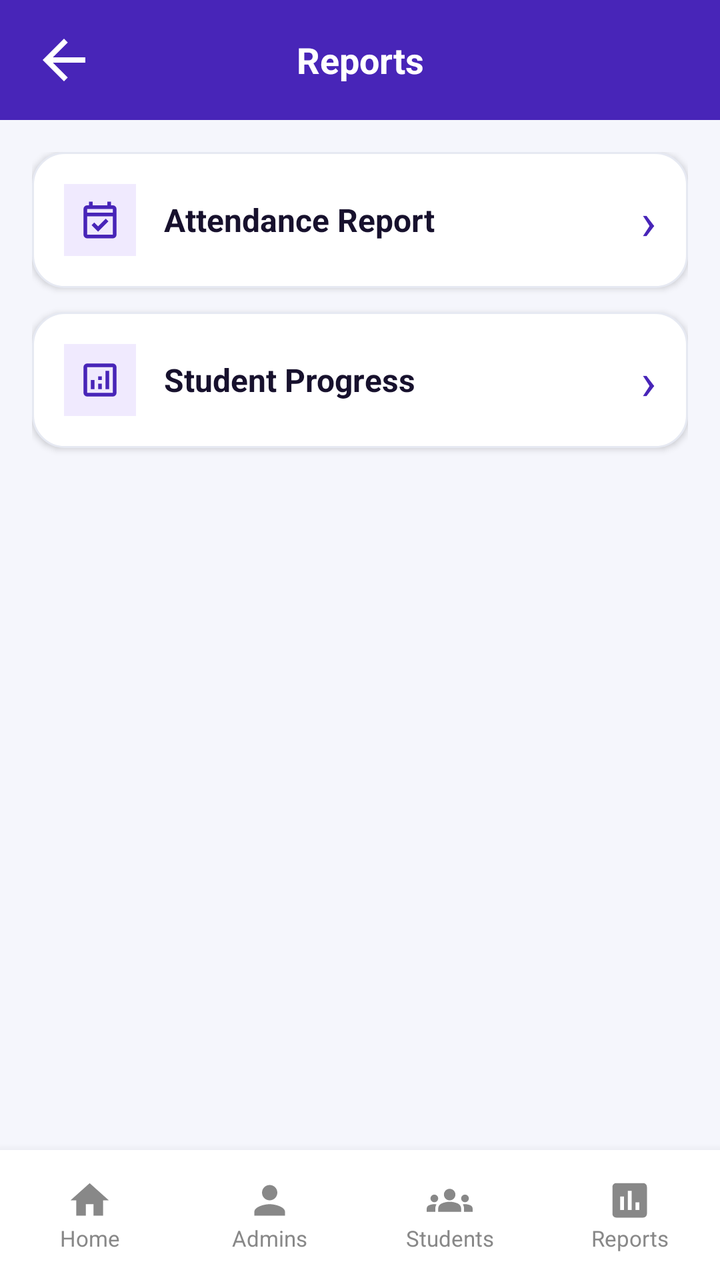
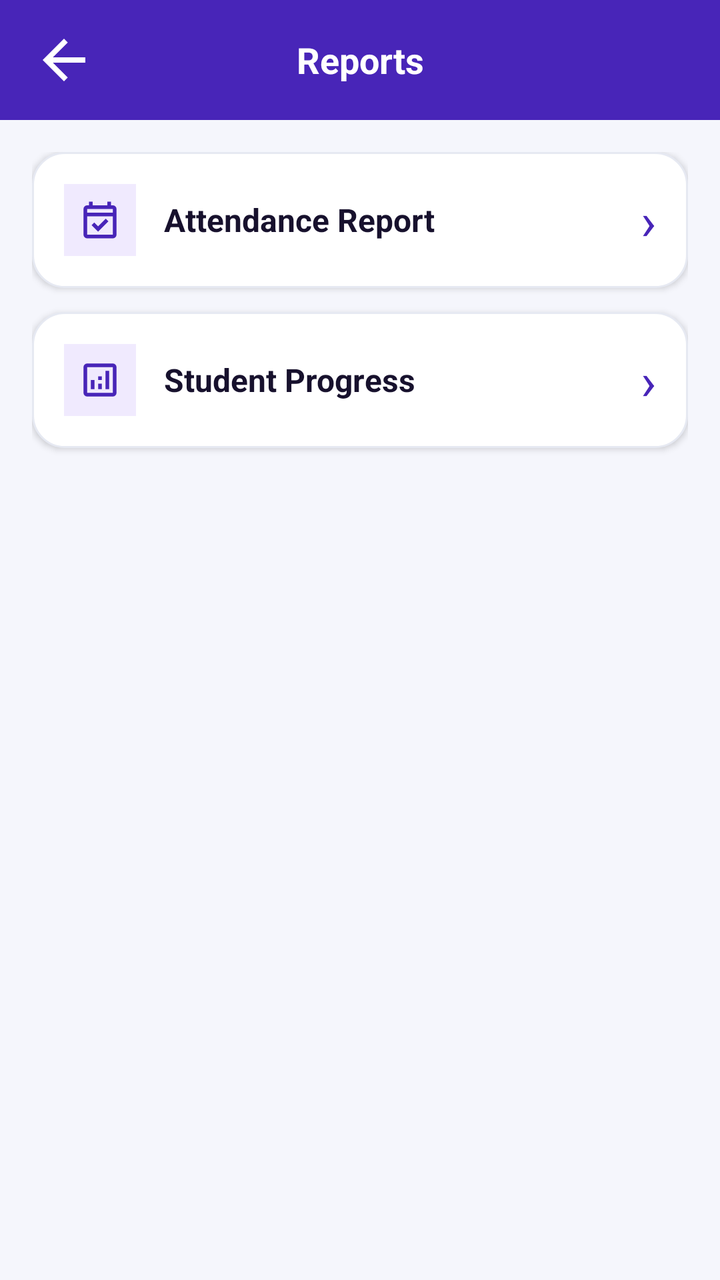

The first picture is an Android layout as it rendered before a commit; the second is the same layout after the commit. The layout source and the unified diff follow.
<!-- AndroidManifest.xml: application theme Theme.TrackPoint -->
<!-- res/layout/activity_staff_reports.xml -->
<?xml version="1.0" encoding="utf-8"?>

<LinearLayout xmlns:android="http://schemas.android.com/apk/res/android"
    xmlns:app="http://schemas.android.com/apk/res-auto"
    android:id="@+id/main"
    android:layout_width="match_parent"
    android:layout_height="match_parent"
    android:orientation="vertical"
    android:background="#4825B8"
    android:fitsSystemWindows="true">

    
    <LinearLayout
        android:layout_width="match_parent"
        android:layout_height="60dp"
        android:orientation="horizontal"
        android:gravity="center_vertical"
        android:paddingStart="16dp"
        android:paddingEnd="16dp"
        android:background="#4825B8">

        <ImageView
            android:id="@+id/btnBack"
            android:layout_width="32dp"
            android:layout_height="32dp"
            android:src="@drawable/back_symbol"
            app:tint="@color/white"
            android:contentDescription="Back" />

        <TextView
            android:layout_width="0dp"
            android:layout_height="wrap_content"
            android:layout_weight="1"
            android:text="Reports"
            android:textColor="@color/white"
            android:textSize="18sp"
            android:textStyle="bold"
            android:gravity="center" />

        <View
            android:layout_width="32dp"
            android:layout_height="32dp" />

    </LinearLayout>

    
    <ScrollView
        android:layout_width="match_parent"
        android:layout_height="0dp"
        android:layout_weight="1"
        android:fillViewport="true"
        android:background="#F5F6FC">

        <LinearLayout
            android:layout_width="match_parent"
            android:layout_height="wrap_content"
            android:orientation="vertical"
            android:padding="16dp">

            
            <LinearLayout
                android:id="@+id/cardAttendanceReport"
                android:layout_width="match_parent"
                android:layout_height="68dp"
                android:orientation="horizontal"
                android:gravity="center_vertical"
                android:background="@drawable/action_card"
                android:elevation="2dp"
                android:paddingStart="16dp"
                android:paddingEnd="16dp"
                android:layout_marginBottom="12dp"
                android:clickable="true"
                android:focusable="true">

                <ImageView
                    android:layout_width="36dp"
                    android:layout_height="36dp"
                    android:padding="7dp"
                    android:background="#F0EAFE"
                    android:src="@drawable/attendance_symbol"
                    app:tint="#4825B8"
                    android:contentDescription="Attendance Report" />

                <TextView
                    android:layout_width="0dp"
                    android:layout_height="wrap_content"
                    android:layout_weight="1"
                    android:text="Attendance Report"
                    android:textSize="16sp"
                    android:textStyle="bold"
                    android:textColor="#17112D"
                    android:paddingStart="14dp" />

                <TextView
                    android:layout_width="wrap_content"
                    android:layout_height="wrap_content"
                    android:text="›"
                    android:textSize="26sp"
                    android:textColor="#4825B8" />

            </LinearLayout>

            
            <LinearLayout
                android:id="@+id/cardProgressReport"
                android:layout_width="match_parent"
                android:layout_height="68dp"
                android:orientation="horizontal"
                android:gravity="center_vertical"
                android:background="@drawable/action_card"
                android:elevation="2dp"
                android:paddingStart="16dp"
                android:paddingEnd="16dp"
                android:layout_marginBottom="12dp"
                android:clickable="true"
                android:focusable="true">

                <ImageView
                    android:layout_width="36dp"
                    android:layout_height="36dp"
                    android:padding="7dp"
                    android:background="#F0EAFE"
                    android:src="@drawable/progress_symbol"
                    app:tint="#4825B8"
                    android:contentDescription="Student Progress" />

                <TextView
                    android:layout_width="0dp"
                    android:layout_height="wrap_content"
                    android:layout_weight="1"
                    android:text="Student Progress"
                    android:textSize="16sp"
                    android:textStyle="bold"
                    android:textColor="#17112D"
                    android:paddingStart="14dp" />

                <TextView
                    android:layout_width="wrap_content"
                    android:layout_height="wrap_content"
                    android:text="›"
                    android:textSize="26sp"
                    android:textColor="#4825B8" />

            </LinearLayout>

        </LinearLayout>

    </ScrollView>

    
    <include
        layout="@layout/view_staff_admin_bottom_navigation" />

</LinearLayout>
<!-- res/layout/view_staff_admin_bottom_navigation.xml (included above) -->
<?xml version="1.0" encoding="utf-8"?>

<LinearLayout xmlns:android="http://schemas.android.com/apk/res/android"
    android:layout_width="match_parent"
    android:layout_height="65dp"
    android:orientation="horizontal"
    android:gravity="center"
    android:background="@color/white"
    android:elevation="8dp">

    <LinearLayout
        android:id="@+id/navHome"
        android:layout_width="0dp"
        android:layout_height="match_parent"
        android:layout_weight="1"
        android:orientation="vertical"
        android:gravity="center"
        android:clickable="true"
        android:focusable="true">

        <ImageView
            android:id="@+id/iconHome"
            android:layout_width="23dp"
            android:layout_height="23dp"
            android:src="@drawable/ic_staff_home"
            android:tint="#888888" />

        <TextView
            android:id="@+id/textHome"
            android:layout_width="wrap_content"
            android:layout_height="wrap_content"
            android:text="Home"
            android:textSize="11sp"
            android:textColor="#888888" />
    </LinearLayout>

    <LinearLayout
        android:id="@+id/navAdmins"
        android:layout_width="0dp"
        android:layout_height="match_parent"
        android:layout_weight="1"
        android:orientation="vertical"
        android:gravity="center"
        android:clickable="true"
        android:focusable="true">

        <ImageView
            android:id="@+id/iconAdmins"
            android:layout_width="23dp"
            android:layout_height="23dp"
            android:src="@drawable/ic_staff_admins"
            android:tint="#888888" />

        <TextView
            android:id="@+id/textAdmins"
            android:layout_width="wrap_content"
            android:layout_height="wrap_content"
            android:text="Admins"
            android:textSize="11sp"
            android:textColor="#888888" />
    </LinearLayout>

    <LinearLayout
        android:id="@+id/navStudents"
        android:layout_width="0dp"
        android:layout_height="match_parent"
        android:layout_weight="1"
        android:orientation="vertical"
        android:gravity="center"
        android:clickable="true"
        android:focusable="true">

        <ImageView
            android:id="@+id/iconStudents"
            android:layout_width="23dp"
            android:layout_height="23dp"
            android:src="@drawable/ic_staff_students"
            android:tint="#888888" />

        <TextView
            android:id="@+id/textStudents"
            android:layout_width="wrap_content"
            android:layout_height="wrap_content"
            android:text="Students"
            android:textSize="11sp"
            android:textColor="#888888" />
    </LinearLayout>

    <LinearLayout
        android:id="@+id/navReports"
        android:layout_width="0dp"
        android:layout_height="match_parent"
        android:layout_weight="1"
        android:orientation="vertical"
        android:gravity="center"
        android:clickable="true"
        android:focusable="true">

        <ImageView
            android:id="@+id/iconReports"
            android:layout_width="23dp"
            android:layout_height="23dp"
            android:src="@drawable/ic_staff_reports"
            android:tint="#888888" />

        <TextView
            android:id="@+id/textReports"
            android:layout_width="wrap_content"
            android:layout_height="wrap_content"
            android:text="Reports"
            android:textSize="11sp"
            android:textColor="#888888" />
    </LinearLayout>

</LinearLayout>
<!-- resources referenced by this layout -->
<resources>
  <color name="white">#FFFFFFFF</color>
  <!-- drawable action_card (drawable) -->
  <shape xmlns:android="http://schemas.android.com/apk/res/android">
      <solid android:color="#FFFFFF"/>
      <stroke android:width="1dp" android:color="#E6E9F2"/>
      <corners android:radius="16dp"/>
  </shape>
  <!-- drawable back_symbol (drawable) -->
  <vector xmlns:android="http://schemas.android.com/apk/res/android" android:autoMirrored="true" android:height="24dp" android:tint="#000000" android:viewportHeight="24" android:viewportWidth="24" android:width="24dp">
        
      <path android:fillColor="@android:color/white" android:pathData="M20,11H7.83l5.59,-5.59L12,4l-8,8 8,8 1.41,-1.41L7.83,13H20v-2z"/>
      
  </vector>
  <!-- drawable ic_staff_admins (drawable) -->
  <vector xmlns:android="http://schemas.android.com/apk/res/android" android:height="24dp" android:tint="#000000" android:viewportHeight="24" android:viewportWidth="24" android:width="24dp">
        
      <path android:fillColor="@android:color/white" android:pathData="M12,12c2.21,0 4,-1.79 4,-4s-1.79,-4 -4,-4 -4,1.79 -4,4 1.79,4 4,4zM12,14c-2.67,0 -8,1.34 -8,4v2h16v-2c0,-2.66 -5.33,-4 -8,-4z"/>
      
  </vector>
  <!-- drawable ic_staff_home (drawable) -->
  <vector xmlns:android="http://schemas.android.com/apk/res/android" android:height="24dp" android:tint="#000000" android:viewportHeight="24" android:viewportWidth="24" android:width="24dp">
        
      <path android:fillColor="@android:color/white" android:pathData="M10,20v-6h4v6h5v-8h3L12,3 2,12h3v8z"/>
      
  </vector>
  <!-- drawable ic_staff_reports (drawable) -->
  <vector xmlns:android="http://schemas.android.com/apk/res/android" android:height="24dp" android:tint="#000000" android:viewportHeight="24" android:viewportWidth="24" android:width="24dp">
        
      <path android:fillColor="@android:color/white" android:pathData="M19,3L5,3c-1.1,0 -2,0.9 -2,2v14c0,1.1 0.9,2 2,2h14c1.1,0 2,-0.9 2,-2L21,5c0,-1.1 -0.9,-2 -2,-2zM9,17L7,17v-7h2v7zM13,17h-2L11,7h2v10zM17,17h-2v-4h2v4z"/>
      
  </vector>
  <!-- drawable ic_staff_students (drawable) -->
  <vector xmlns:android="http://schemas.android.com/apk/res/android" android:height="24dp" android:tint="#000000" android:viewportHeight="24" android:viewportWidth="24" android:width="24dp">
        
      <path android:fillColor="@android:color/white" android:pathData="M12,12.75c1.63,0 3.07,0.39 4.24,0.9c1.08,0.48 1.76,1.56 1.76,2.73L18,18H6l0,-1.61c0,-1.18 0.68,-2.26 1.76,-2.73C8.93,13.14 10.37,12.75 12,12.75zM4,13c1.1,0 2,-0.9 2,-2c0,-1.1 -0.9,-2 -2,-2s-2,0.9 -2,2C2,12.1 2.9,13 4,13zM5.13,14.1C4.76,14.04 4.39,14 4,14c-0.99,0 -1.93,0.21 -2.78,0.58C0.48,14.9 0,15.62 0,16.43V18l4.5,0v-1.61C4.5,15.56 4.73,14.78 5.13,14.1zM20,13c1.1,0 2,-0.9 2,-2c0,-1.1 -0.9,-2 -2,-2s-2,0.9 -2,2C18,12.1 18.9,13 20,13zM24,16.43c0,-0.81 -0.48,-1.53 -1.22,-1.85C21.93,14.21 20.99,14 20,14c-0.39,0 -0.76,0.04 -1.13,0.1c0.4,0.68 0.63,1.46 0.63,2.29V18l4.5,0V16.43zM12,6c1.66,0 3,1.34 3,3c0,1.66 -1.34,3 -3,3s-3,-1.34 -3,-3C9,7.34 10.34,6 12,6z"/>
      
  </vector>
  <style name="Theme.TrackPoint" parent="Base.Theme.TrackPoint" />
  <style name="Base.Theme.TrackPoint" parent="Theme.Material3.DayNight.NoActionBar">
          
          
      </style>
  <!-- unchanged entries left out for length: 2 -->
</resources>

<!-- the commit's change to res/layout/activity_staff_reports.xml (unified diff, before → after) -->
@@ -147,124 +147,4 @@
 
     </ScrollView>
 
-    
-    <include
-        layout="@layout/view_staff_admin_bottom_navigation" />
-
 </LinearLayout>
-<!-- res/layout/view_staff_admin_bottom_navigation.xml (included above) -->
-<?xml version="1.0" encoding="utf-8"?>
-
-<LinearLayout xmlns:android="http://schemas.android.com/apk/res/android"
-    android:layout_width="match_parent"
-    android:layout_height="65dp"
-    android:orientation="horizontal"
-    android:gravity="center"
-    android:background="@color/white"
-    android:elevation="8dp">
-
-    <LinearLayout
-        android:id="@+id/navHome"
-        android:layout_width="0dp"
-        android:layout_height="match_parent"
-        android:layout_weight="1"
-        android:orientation="vertical"
-        android:gravity="center"
-        android:clickable="true"
-        android:focusable="true">
-
-        <ImageView
-            android:id="@+id/iconHome"
-            android:layout_width="23dp"
-            android:layout_height="23dp"
-            android:src="@drawable/ic_staff_home"
-            android:tint="#888888" />
-
-        <TextView
-            android:id="@+id/textHome"
-            android:layout_width="wrap_content"
-            android:layout_height="wrap_content"
-            android:text="Home"
-            android:textSize="11sp"
-            android:textColor="#888888" />
-    </LinearLayout>
-
-    <LinearLayout
-        android:id="@+id/navAdmins"
-        android:layout_width="0dp"
-        android:layout_height="match_parent"
-        android:layout_weight="1"
-        android:orientation="vertical"
-        android:gravity="center"
-        android:clickable="true"
-        android:focusable="true">
-
-        <ImageView
-            android:id="@+id/iconAdmins"
-            android:layout_width="23dp"
-            android:layout_height="23dp"
-            android:src="@drawable/ic_staff_admins"
-            android:tint="#888888" />
-
-        <TextView
-            android:id="@+id/textAdmins"
-            android:layout_width="wrap_content"
-            android:layout_height="wrap_content"
-            android:text="Admins"
-            android:textSize="11sp"
-            android:textColor="#888888" />
-    </LinearLayout>
-
-    <LinearLayout
-        android:id="@+id/navStudents"
-        android:layout_width="0dp"
-        android:layout_height="match_parent"
-        android:layout_weight="1"
-        android:orientation="vertical"
-        android:gravity="center"
-        android:clickable="true"
-        android:focusable="true">
-
-        <ImageView
-            android:id="@+id/iconStudents"
-            android:layout_width="23dp"
-            android:layout_height="23dp"
-            android:src="@drawable/ic_staff_students"
-            android:tint="#888888" />
-
-        <TextView
-            android:id="@+id/textStudents"
-            android:layout_width="wrap_content"
-            android:layout_height="wrap_content"
-            android:text="Students"
-            android:textSize="11sp"
-            android:textColor="#888888" />
-    </LinearLayout>
-
-    <LinearLayout
-        android:id="@+id/navReports"
-        android:layout_width="0dp"
-        android:layout_height="match_parent"
-        android:layout_weight="1"
-        android:orientation="vertical"
-        android:gravity="center"
-        android:clickable="true"
-        android:focusable="true">
-
-        <ImageView
-            android:id="@+id/iconReports"
-            android:layout_width="23dp"
-            android:layout_height="23dp"
-            android:src="@drawable/ic_staff_reports"
-            android:tint="#888888" />
-
-        <TextView
-            android:id="@+id/textReports"
-            android:layout_width="wrap_content"
-            android:layout_height="wrap_content"
-            android:text="Reports"
-            android:textSize="11sp"
-            android:textColor="#888888" />
-    </LinearLayout>
-
-</LinearLayout>
<!-- resource entries referenced after the edit -->
@@ -13,30 +13,6 @@
       <path android:fillColor="@android:color/white" android:pathData="M20,11H7.83l5.59,-5.59L12,4l-8,8 8,8 1.41,-1.41L7.83,13H20v-2z"/>
       
   </vector>
-  <!-- drawable ic_staff_admins (drawable) -->
-  <vector xmlns:android="http://schemas.android.com/apk/res/android" android:height="24dp" android:tint="#000000" android:viewportHeight="24" android:viewportWidth="24" android:width="24dp">
-        
-      <path android:fillColor="@android:color/white" android:pathData="M12,12c2.21,0 4,-1.79 4,-4s-1.79,-4 -4,-4 -4,1.79 -4,4 1.79,4 4,4zM12,14c-2.67,0 -8,1.34 -8,4v2h16v-2c0,-2.66 -5.33,-4 -8,-4z"/>
-      
-  </vector>
-  <!-- drawable ic_staff_home (drawable) -->
-  <vector xmlns:android="http://schemas.android.com/apk/res/android" android:height="24dp" android:tint="#000000" android:viewportHeight="24" android:viewportWidth="24" android:width="24dp">
-        
-      <path android:fillColor="@android:color/white" android:pathData="M10,20v-6h4v6h5v-8h3L12,3 2,12h3v8z"/>
-      
-  </vector>
-  <!-- drawable ic_staff_reports (drawable) -->
-  <vector xmlns:android="http://schemas.android.com/apk/res/android" android:height="24dp" android:tint="#000000" android:viewportHeight="24" android:viewportWidth="24" android:width="24dp">
-        
-      <path android:fillColor="@android:color/white" android:pathData="M19,3L5,3c-1.1,0 -2,0.9 -2,2v14c0,1.1 0.9,2 2,2h14c1.1,0 2,-0.9 2,-2L21,5c0,-1.1 -0.9,-2 -2,-2zM9,17L7,17v-7h2v7zM13,17h-2L11,7h2v10zM17,17h-2v-4h2v4z"/>
-      
-  </vector>
-  <!-- drawable ic_staff_students (drawable) -->
-  <vector xmlns:android="http://schemas.android.com/apk/res/android" android:height="24dp" android:tint="#000000" android:viewportHeight="24" android:viewportWidth="24" android:width="24dp">
-        
-      <path android:fillColor="@android:color/white" android:pathData="M12,12.75c1.63,0 3.07,0.39 4.24,0.9c1.08,0.48 1.76,1.56 1.76,2.73L18,18H6l0,-1.61c0,-1.18 0.68,-2.26 1.76,-2.73C8.93,13.14 10.37,12.75 12,12.75zM4,13c1.1,0 2,-0.9 2,-2c0,-1.1 -0.9,-2 -2,-2s-2,0.9 -2,2C2,12.1 2.9,13 4,13zM5.13,14.1C4.76,14.04 4.39,14 4,14c-0.99,0 -1.93,0.21 -2.78,0.58C0.48,14.9 0,15.62 0,16.43V18l4.5,0v-1.61C4.5,15.56 4.73,14.78 5.13,14.1zM20,13c1.1,0 2,-0.9 2,-2c0,-1.1 -0.9,-2 -2,-2s-2,0.9 -2,2C18,12.1 18.9,13 20,13zM24,16.43c0,-0.81 -0.48,-1.53 -1.22,-1.85C21.93,14.21 20.99,14 20,14c-0.39,0 -0.76,0.04 -1.13,0.1c0.4,0.68 0.63,1.46 0.63,2.29V18l4.5,0V16.43zM12,6c1.66,0 3,1.34 3,3c0,1.66 -1.34,3 -3,3s-3,-1.34 -3,-3C9,7.34 10.34,6 12,6z"/>
-      
-  </vector>
   <style name="Theme.TrackPoint" parent="Base.Theme.TrackPoint" />
   <style name="Base.Theme.TrackPoint" parent="Theme.Material3.DayNight.NoActionBar">
           
